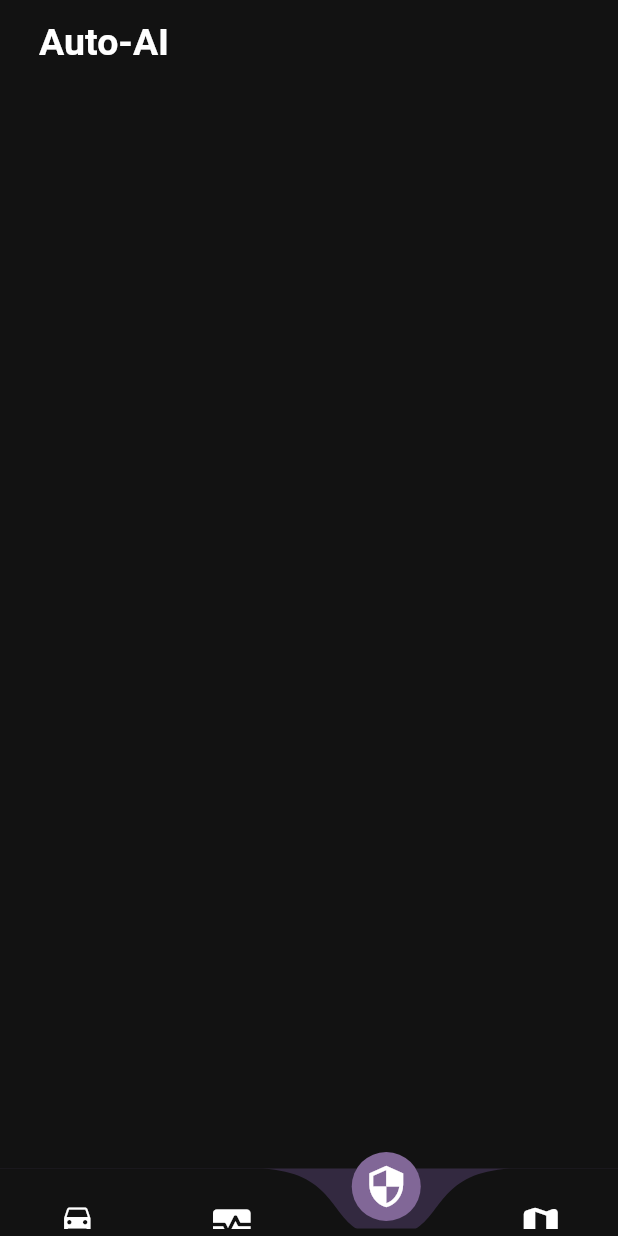
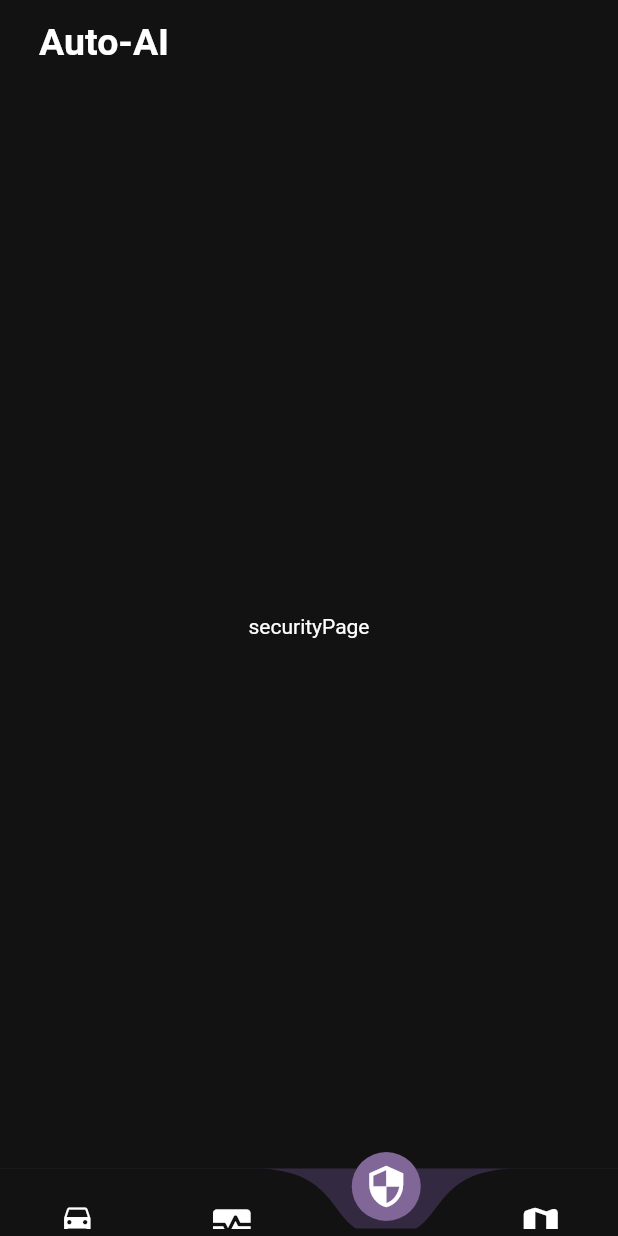
Before and after one commit to shrujanus/CEWITHack, a Flutter app: the screen it shows after launch, item 3 of the bottom bar chosen, on a phone screen of 412 x 824 dp. Run offline on Flutter 3.47's test engine with Material 2 defaults, Android fonts, the phone set to English and light mode, and no system bars; drawn by our look-alikes of curved_navigation_bar; Roboto replaces fonts that are missing (Sura-Bold).

Commit message:
added Pages

```diff
--- a/lib/main.dart
+++ b/lib/main.dart
@@ -1,15 +1,26 @@
 import 'package:flutter/material.dart';
 import 'package:curved_navigation_bar/curved_navigation_bar.dart';
+import './pages/garage.dart';
+import './pages/maps.dart';
+import './pages/monitor.dart';
+import './pages/security.dart';
 
 void main() {
   runApp(const MyApp());
 }
 
-class MyApp extends StatelessWidget {
+class MyApp extends StatefulWidget {
   const MyApp({super.key});
 
   @override
+  State<MyApp> createState() => _MyAppState();
+}
+
+class _MyAppState extends State<MyApp> {
+  final PageController _pageController = PageController();
+  @override
   Widget build(BuildContext context) {
+    int _page = 0;
     return MaterialApp(
         debugShowCheckedModeBanner: false,
         title: 'Auto-AI',
@@ -48,11 +59,18 @@ class MyApp extends StatelessWidget {
                   Icon(Icons.map_rounded, size: 30, color: Colors.white),
                 ],
                 animationDuration: const Duration(milliseconds: 500),
+                index: _page,
                 animationCurve: Curves.fastLinearToSlowEaseIn,
                 buttonBackgroundColor: const Color(0xFF816797),
                 backgroundColor: const Color(0xFF332940),
                 color: const Color(0xFF121212),
                 height: 40,
+                letIndexChange: (index) => true,
+                onTap: (index) {
+                  setState(() {
+                    _pageController.jumpToPage(index);
+                  });
+                },
               ),
             ),
             appBar: AppBar(
@@ -65,12 +83,21 @@ class MyApp extends StatelessWidget {
                 ),
               ),
             ),
-          body: Padding(
-            padding: const EdgeInsets.only(left: 8, right: 8),
-            child: Column(
-                crossAxisAlignment: CrossAxisAlignment.stretch,
-                children: const []),
+            body: SizedBox.expand(
+              child: PageView(
+                controller: _pageController,
+                children: [
+                  garagePage(),
+                  monitorPage(),
+                  securityPage(),
+                  mapsPage()
+                ],
+                onPageChanged: (index) {
+                  setState(() {
+                    _page = index;
+                  });
+                },
               ),
-        ));
+            )));
   }
 }
--- a/lib/pages/garage.dart
+++ b/lib/pages/garage.dart
@@ -9,6 +9,8 @@ class garagePage extends StatelessWidget {
 
   @override
   Widget build(BuildContext context) {
-    return Scaffold();
+    return const Scaffold(
+      body: Center(child: Text("garagePage")),
+    );
   }
 }
--- a/lib/pages/maps.dart
+++ b/lib/pages/maps.dart
@@ -9,6 +9,6 @@ class mapsPage extends StatelessWidget {
 
   @override
   Widget build(BuildContext context) {
-    return Scaffold();
+    return const Scaffold(body: Center(child: Text("mapsPage")));
   }
 }
--- a/lib/pages/monitor.dart
+++ b/lib/pages/monitor.dart
@@ -9,6 +9,6 @@ class monitorPage extends StatelessWidget {
 
   @override
   Widget build(BuildContext context) {
-    return Scaffold();
+    return const Scaffold(body: Center(child: Text("monitorPage")));
   }
 }
--- a/lib/pages/security.dart
+++ b/lib/pages/security.dart
@@ -1,14 +1,14 @@
 import 'package:flutter/material.dart';
 
 void main() {
-  runApp(const security());
+  runApp(const securityPage());
 }
 
-class security extends StatelessWidget {
-  const security({super.key});
+class securityPage extends StatelessWidget {
+  const securityPage({super.key});
 
   @override
   Widget build(BuildContext context) {
-    return Scaffold();
+    return const Scaffold(body: Center(child: Text("securityPage")));
   }
 }
```
Lines whose indentation alone changed are shown as unchanged.
